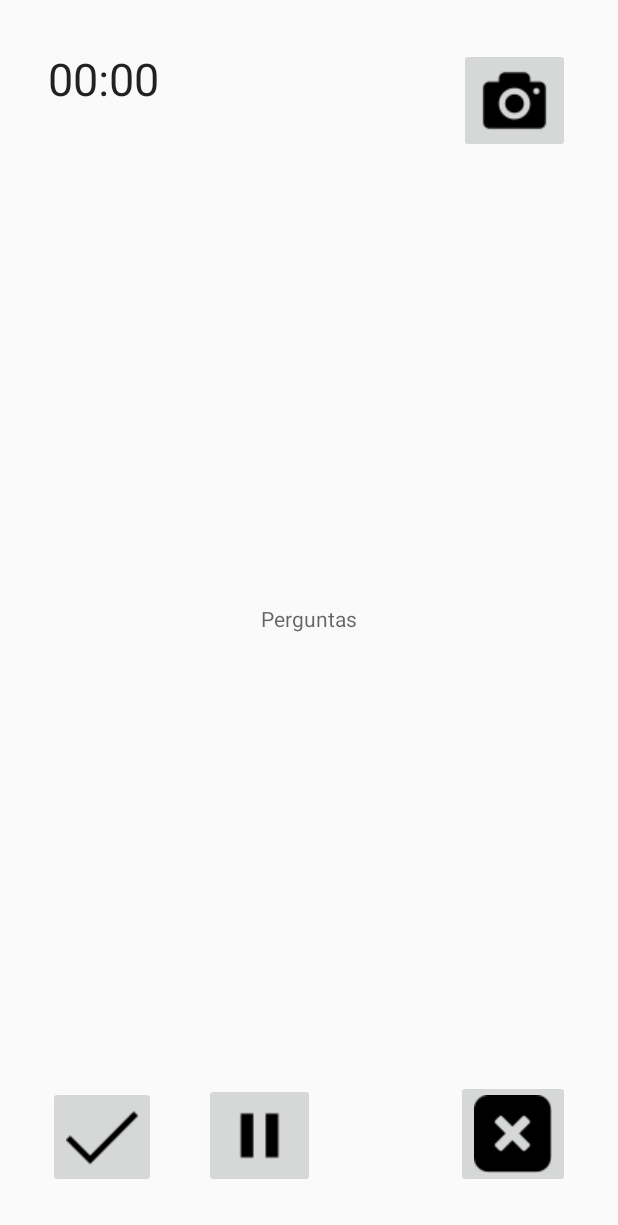
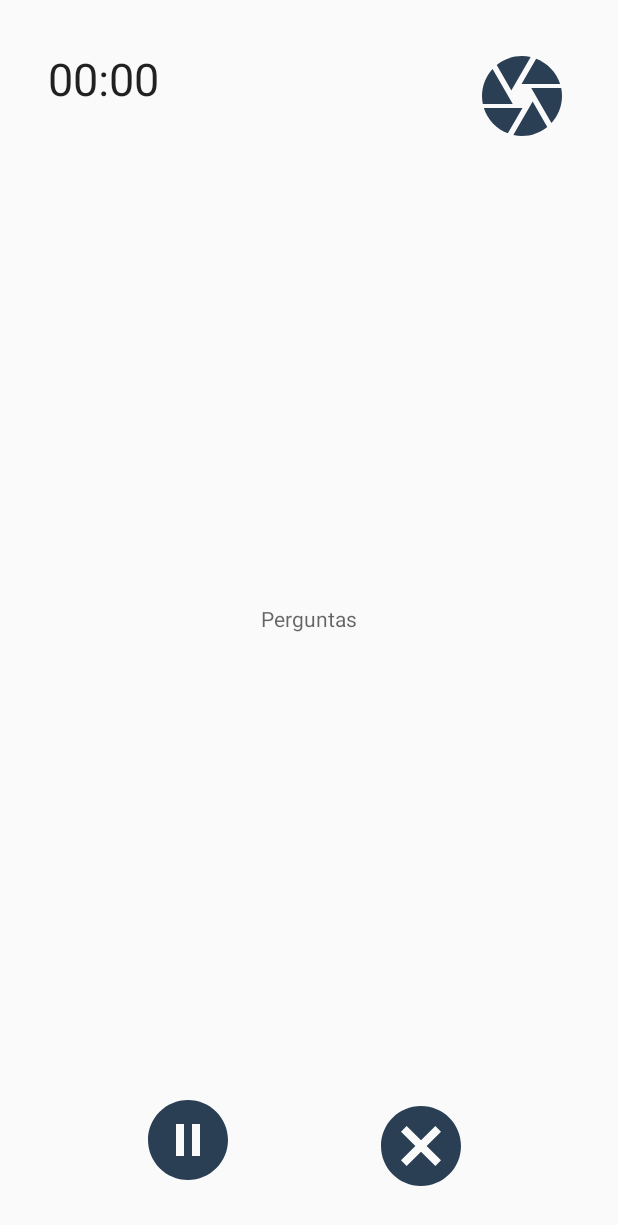
Before and after one commit to JPedroRSilva/SuporteEntrevista, an Android app: the EntrevistaActivity screen opened directly, with no data from a screen before it, on a phone screen of 412 x 824 dp. Shown: the top 1225 px of the screen. Run offline under Robolectric (Android 15) with nearby library versions, the phone set to English and light mode, and no system bars; libraries missing offline, so code that uses them is left out: com.coremedia.iso, com.googlecode.mp4parser; 1 statement that could not run was skipped.

Commit message:
alteraçao de icons

```diff
--- a/app/src/main/java/projeto/suporteentrevista/EntrevistaActivity.java
+++ b/app/src/main/java/projeto/suporteentrevista/EntrevistaActivity.java
@@ -86,7 +86,7 @@ public class EntrevistaActivity extends AppCompatActivity {
 
         cameraBtn = (ImageButton) findViewById(R.id.cameraBtn);
         pauseResBtn = (ImageButton) findViewById(R.id.pauseResBtn);
-        checkBtn = (ImageButton) findViewById(R.id.checkBtn);
+        //checkBtn = (ImageButton) findViewById(R.id.check);
         finishBtn = (ImageButton) findViewById(R.id.finishBtn);
 
 
--- /dev/null
+++ b/app/src/main/res/drawable/ic_add_circle_blue_24dp.xml
@@ -0,0 +1,5 @@
+<vector android:height="64dp" android:tint="#2A3F54"
+    android:viewportHeight="24.0" android:viewportWidth="24.0"
+    android:width="64dp" xmlns:android="http://schemas.android.com/apk/res/android">
+    <path android:fillColor="#FF000000" android:pathData="M12,2C6.48,2 2,6.48 2,12s4.48,10 10,10 10,-4.48 10,-10S17.52,2 12,2zM17,13h-4v4h-2v-4L7,13v-2h4L11,7h2v4h4v2z"/>
+</vector>
--- /dev/null
+++ b/app/src/main/res/drawable/ic_brightness_1_blue_64dp.xml
@@ -0,0 +1,5 @@
+<vector android:height="64dp" android:tint="#2A3F54"
+    android:viewportHeight="24.0" android:viewportWidth="24.0"
+    android:width="64dp" xmlns:android="http://schemas.android.com/apk/res/android">
+    <path android:fillColor="#FF000000" android:pathData="M12,12m-10,0a10,10 0,1 1,20 0a10,10 0,1 1,-20 0"/>
+</vector>
--- /dev/null
+++ b/app/src/main/res/drawable/ic_camera_blue_64dp.xml
@@ -0,0 +1,5 @@
+<vector android:height="64dp" android:tint="#2A3F54"
+    android:viewportHeight="24.0" android:viewportWidth="24.0"
+    android:width="64dp" xmlns:android="http://schemas.android.com/apk/res/android">
+    <path android:fillColor="#FF000000" android:pathData="M9.4,10.5l4.77,-8.26C13.47,2.09 12.75,2 12,2c-2.4,0 -4.6,0.85 -6.32,2.25l3.66,6.35 0.06,-0.1zM21.54,9c-0.92,-2.92 -3.15,-5.26 -6,-6.34L11.88,9h9.66zM21.8,10h-7.49l0.29,0.5 4.76,8.25C21,16.97 22,14.61 22,12c0,-0.69 -0.07,-1.35 -0.2,-2zM8.54,12l-3.9,-6.75C3.01,7.03 2,9.39 2,12c0,0.69 0.07,1.35 0.2,2h7.49l-1.15,-2zM2.46,15c0.92,2.92 3.15,5.26 6,6.34L12.12,15L2.46,15zM13.73,15l-3.9,6.76c0.7,0.15 1.42,0.24 2.17,0.24 2.4,0 4.6,-0.85 6.32,-2.25l-3.66,-6.35 -0.93,1.6z"/>
+</vector>
--- /dev/null
+++ b/app/src/main/res/drawable/ic_close_blue_64dp.xml
@@ -0,0 +1,5 @@
+<vector android:height="64dp" android:tint="#2A3F54"
+    android:viewportHeight="24.0" android:viewportWidth="24.0"
+    android:width="64dp" xmlns:android="http://schemas.android.com/apk/res/android">
+    <path android:fillColor="#FF000000" android:pathData="M12,2C6.47,2 2,6.47 2,12s4.47,10 10,10 10,-4.47 10,-10S17.53,2 12,2zM17,15.59L15.59,17 12,13.41 8.41,17 7,15.59 10.59,12 7,8.41 8.41,7 12,10.59 15.59,7 17,8.41 13.41,12 17,15.59z"/>
+</vector>
--- /dev/null
+++ b/app/src/main/res/drawable/ic_pause_circle_filled_blue_64dp.xml
@@ -0,0 +1,5 @@
+<vector android:height="64dp" android:tint="#2A3F54"
+    android:viewportHeight="24.0" android:viewportWidth="24.0"
+    android:width="64dp" xmlns:android="http://schemas.android.com/apk/res/android">
+    <path android:fillColor="#FF000000" android:pathData="M12,2C6.48,2 2,6.48 2,12s4.48,10 10,10 10,-4.48 10,-10S17.52,2 12,2zM11,16L9,16L9,8h2v8zM15,16h-2L13,8h2v8z"/>
+</vector>
--- /dev/null
+++ b/app/src/main/res/drawable/ic_play_circle_filled_blue_64dp.xml
@@ -0,0 +1,5 @@
+<vector android:height="64dp" android:tint="#2A3F54"
+    android:viewportHeight="24.0" android:viewportWidth="24.0"
+    android:width="64dp" xmlns:android="http://schemas.android.com/apk/res/android">
+    <path android:fillColor="#FF000000" android:pathData="M12,2C6.48,2 2,6.48 2,12s4.48,10 10,10 10,-4.48 10,-10S17.52,2 12,2zM10,16.5v-9l6,4.5 -6,4.5z"/>
+</vector>
--- a/app/src/main/res/layout/activity_main.xml
+++ b/app/src/main/res/layout/activity_main.xml
@@ -18,29 +18,23 @@
 
     <ImageButton
         android:id="@+id/pauseResBtn"
+        android:background="@android:color/transparent"
         android:layout_width="wrap_content"
         android:layout_height="wrap_content"
-        android:layout_marginStart="32dp"
+        android:layout_marginStart="8dp"
         android:layout_marginBottom="32dp"
         android:contentDescription="@string/todo"
         android:scaleType="center"
         app:layout_constraintBottom_toBottomOf="parent"
-        app:layout_constraintStart_toEndOf="@+id/checkBtn"
-        app:srcCompat="@drawable/pause_50" />
+        app:layout_constraintEnd_toStartOf="@+id/finishBtn"
+        app:layout_constraintHorizontal_bias="0.5"
+        app:layout_constraintStart_toStartOf="parent"
+        app:srcCompat="@drawable/ic_pause_circle_filled_blue_64dp" />
 
-    <ImageButton
-        android:id="@+id/checkBtn"
-        android:layout_width="wrap_content"
-        android:layout_height="wrap_content"
-        android:layout_marginStart="32dp"
-        android:layout_marginBottom="32dp"
-        android:contentDescription="@string/todo"
-        app:layout_constraintBottom_toBottomOf="parent"
-        app:layout_constraintStart_toStartOf="parent"
-        app:srcCompat="@drawable/check_48" />
 
     <ImageButton
         android:id="@+id/cameraBtn"
+        android:background="@android:color/transparent"
         android:layout_width="wrap_content"
         android:layout_height="wrap_content"
         android:layout_marginTop="32dp"
@@ -48,18 +42,21 @@
         android:contentDescription="@string/todo"
         app:layout_constraintEnd_toEndOf="parent"
         app:layout_constraintTop_toTopOf="parent"
-        app:srcCompat="@drawable/camera_50" />
+        app:srcCompat="@drawable/ic_camera_blue_64dp" />
 
     <ImageButton
         android:id="@+id/finishBtn"
-        android:layout_width="wrap_content"
+        android:background="@android:color/transparent"
+        android:layout_width="76dp"
         android:layout_height="wrap_content"
-        android:layout_marginEnd="32dp"
-        android:layout_marginBottom="32dp"
+        android:layout_marginEnd="8dp"
+        android:layout_marginBottom="28dp"
         android:contentDescription="@string/todo"
         app:layout_constraintBottom_toBottomOf="parent"
         app:layout_constraintEnd_toEndOf="parent"
-        app:srcCompat="@drawable/end_52" />
+        app:layout_constraintHorizontal_bias="0.5"
+        app:layout_constraintStart_toEndOf="@+id/pauseResBtn"
+        app:srcCompat="@drawable/ic_close_blue_64dp" />
 
     <TextView
         android:id="@+id/perguntasText"
--- a/app/src/main/res/layout/fragment_camera2_basic.xml
+++ b/app/src/main/res/layout/fragment_camera2_basic.xml
@@ -30,13 +30,14 @@
         android:layout_height="112dp"
         android:layout_alignParentBottom="true"
         android:layout_alignParentStart="true"
-        android:background="@color/control_background">
+        android:background="@color/colorAccent">
 
         <Button
             android:id="@+id/picture"
             android:layout_width="wrap_content"
             android:layout_height="wrap_content"
             android:layout_gravity="center"
+            android:background="@color/colorAccent"
             android:text="@string/picture" />
 
     </FrameLayout>
--- a/app/src/main/res/values/colors.xml
+++ b/app/src/main/res/values/colors.xml
@@ -1,6 +1,7 @@
 <?xml version="1.0" encoding="utf-8"?>
 <resources>
-    <color name="colorPrimary">#ecf0f1</color>
+    <color name="colorPrimary">#73879c</color>
+    <color name="colorPrimary1">#ecf0f1</color>
     <color name="colorPrimaryDark">#34495e</color>
     <color name="colorAccent">#73879c</color>
     <color name="azulNPMP">#2A3F54</color>
```
Also changed, not shown: app/src/main/res/layout/inicio.xml (+7 -2 lines).
